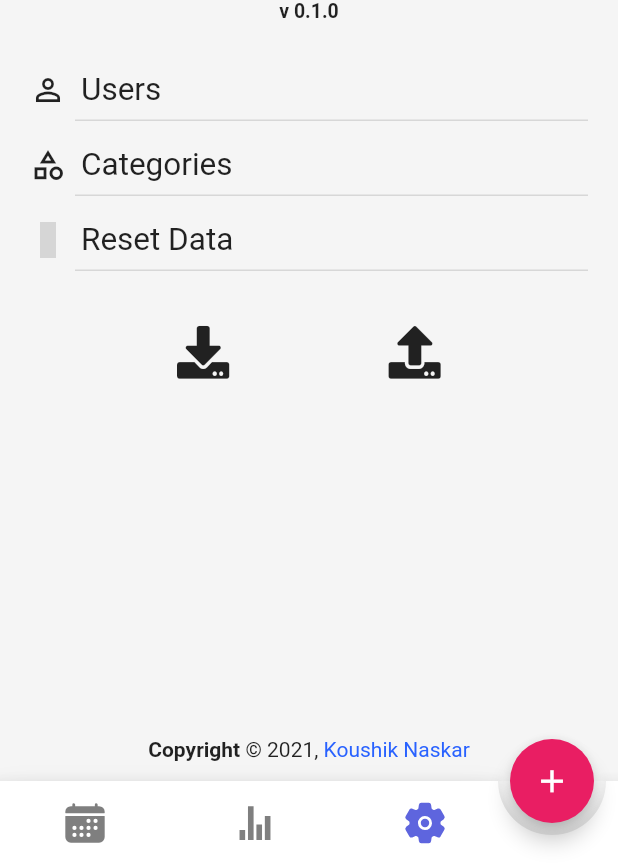
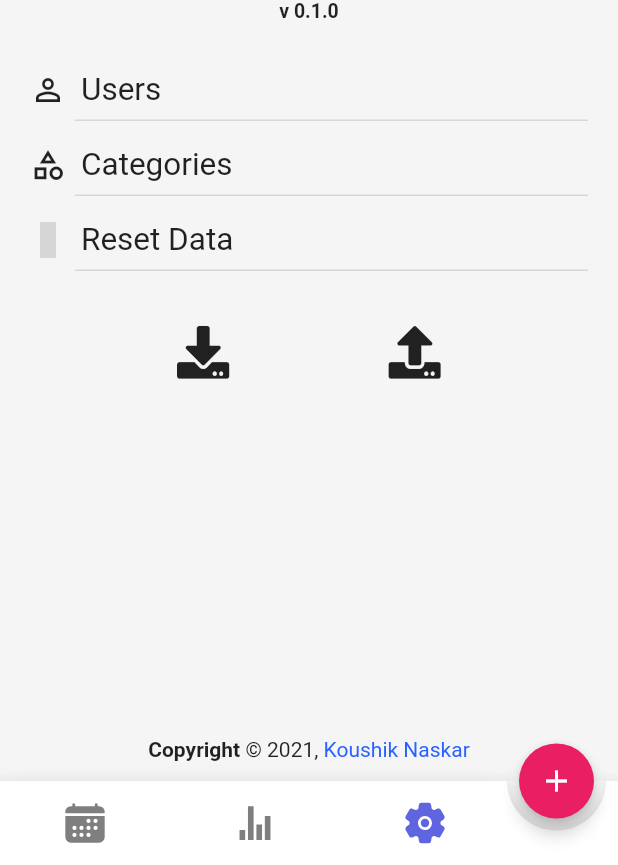
Before and after one commit to Koushikphy/Shared-Expense-Manager, a Flutter app: the screen it shows after launch, item 3 of the bottom bar chosen, on a phone screen of 412 x 824 dp, the part 371-1236 px from its top. Run offline on Flutter 3.47's test engine with Material 2 defaults, Android fonts, the phone set to English and light mode, and no system bars; drawn by our look-alikes of animated_bottom_navigation_bar; our stand-ins replace date_time_picker, file_picker, fl_chart, flutter_icons, select_form_field, shared_preferences; grey boxes are pictures that could not be loaded.

Commit message:
animation updates

```diff
--- a/lib/pages/root_app.dart
+++ b/lib/pages/root_app.dart
@@ -8,7 +8,8 @@ import 'package:shared_expenses/pages/stats_page.dart';
 import 'package:shared_expenses/pages/profile_page.dart';
 import 'package:shared_expenses/pages/newentry_page.dart';
 import 'package:shared_expenses/scoped_model/expenseScope.dart';
-import 'package:swipedetector/swipedetector.dart';
+// import 'package:swipedetector/swipedetector.dart';
+import 'package:animations/animations.dart';
 
 class RootApp extends StatefulWidget {
   @override
@@ -17,6 +18,7 @@ class RootApp extends StatefulWidget {
 
 class _RootAppState extends State<RootApp> {
   int pageIndex = 0;
+  PageController controller = PageController(initialPage: 0);
 
   @override
   void initState() {
@@ -26,31 +28,26 @@ class _RootAppState extends State<RootApp> {
   @override
   void dispose() {
     super.dispose();
+    controller.dispose();
   }
 
   @override
   Widget build(BuildContext context) {
     return Scaffold(
       body: ScopedModelDescendant<ExpenseModel>(
-        builder: (context, child, model) => SwipeDetector(
-          child: IndexedStack(
-            index: pageIndex,
-            children: <Widget>[
+        builder: (context, child, model) => PageView(
+          controller: controller,
+          children: [
             DailyPage(model: model, callback: callback),
             StatsPage(model: model, callback: callback),
             ProfilePage(model: model),
           ],
-          ),
-          onSwipeRight: () {
+          onPageChanged: (val) {
             setState(() {
-              if (pageIndex > 0) pageIndex--;
+              pageIndex = val;
             });
           },
-          onSwipeLeft: () {
-            setState(() {
-              if (pageIndex < 2) pageIndex++;
-            });
-          },
+          physics: ClampingScrollPhysics(),
         ),
       ),
       bottomNavigationBar: AnimatedBottomNavigationBar(
@@ -63,43 +60,48 @@ class _RootAppState extends State<RootApp> {
           Ionicons.md_settings,
         ],
         activeIndex: pageIndex,
-        // gapLocation: GapLocation.end,
         notchSmoothness: NotchSmoothness.softEdge,
-        // leftCornerRadius: 10,
         iconSize: 30,
-        // rightCornerRadius: 10,
         onTap: (index) {
-          selectedTab(index);
+          setState(() {
+            pageIndex = index;
+            controller.animateToPage(
+              pageIndex,
+              duration: const Duration(milliseconds: 400),
+              curve: Curves.easeInOut,
+            );
+          });
         },
         //other params
       ),
-      floatingActionButton: FloatingActionButton(
-          onPressed: () {
-            Navigator.push(
-              context,
-              MaterialPageRoute(
-                builder: (context) => NewEntryLog(
-                  callback: callback,
-                  context: context,
+      floatingActionButton: OpenContainer(
+        transitionType: ContainerTransitionType.fadeThrough,
+        openBuilder: (BuildContext context, VoidCallback _) {
+          return NewEntryLog(callback: callback, context: context);
+        },
+        closedElevation: 5.0,
+        openElevation: 0,
+        closedShape: const RoundedRectangleBorder(
+          borderRadius: BorderRadius.all(
+            Radius.circular(50),
+          ),
+        ),
+        closedColor: Colors.pink,
+        closedBuilder: (BuildContext context, VoidCallback openContainer) {
+          return SizedBox(
+            height: 50,
+            width: 50,
+            child: Center(
+              child: Icon(
+                Icons.add,
+                color: Theme.of(context).colorScheme.onSecondary,
               ),
             ),
           );
         },
-          child: Icon(
-            Icons.add,
-            size: 25,
-          ),
-          backgroundColor: Colors.pink
-          //params
       ),
       floatingActionButtonLocation: FloatingActionButtonLocation.endDocked,
     );
-  }
-
-  selectedTab(index) {
-    setState(() {
-      pageIndex = index;
-    });
   }
 
   callback(int index) {
--- a/pubspec.yaml
+++ b/pubspec.yaml
@@ -41,7 +41,9 @@ dependencies:
   shared_preferences: ^2.0.5
   file_picker: ^3.0.1
   # permission_handler: ^6.1.3
-  swipedetector: ^1.2.0
+  # swipedetector: ^1.2.0
+  animations:
+
 dev_dependencies:
   flutter_test:
     sdk: flutter
```
Also changed, not shown: lib/pages/daily_page.dart (+66 -78 lines), lib/scoped_model/expenseScope.dart (+65 -1 lines), pubspec.lock, 1 other file. Lines whose indentation alone changed are shown as unchanged.
